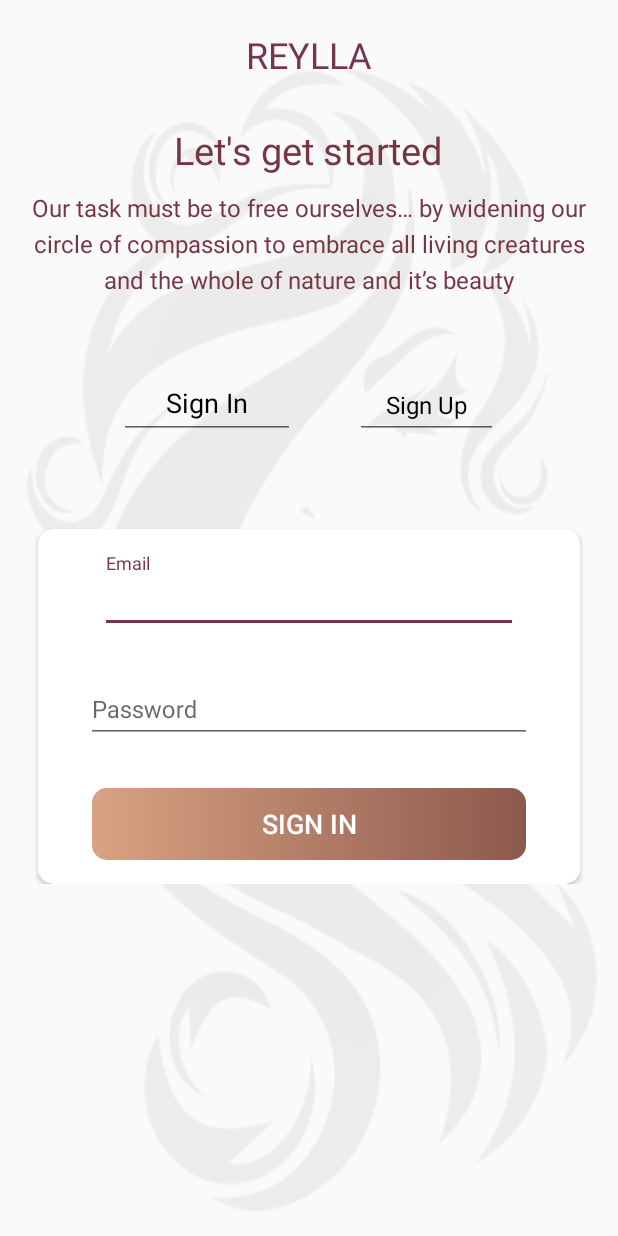
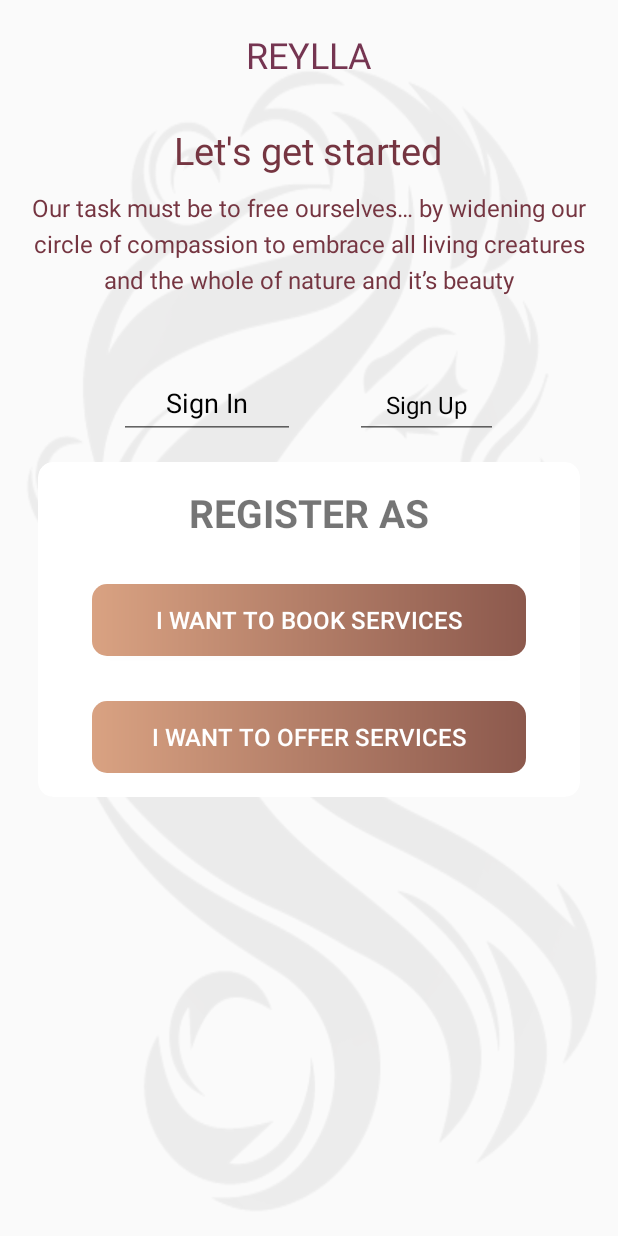
Before and after one commit to sklagat45/reylla, an Android app: the screen it shows after launch (IntroActivity), on a phone screen of 412 x 824 dp. Run offline under Robolectric (Android 15) with nearby library versions, the phone set to English and light mode, and no system bars; our stand-ins replace Firebase (no records; nobody signed in at launch, a user with empty details on screens opened directly); 2 statements that could not run were skipped.

Commit message:
config registration

```diff
--- a/app/src/main/java/com/sklagat46/reylla/activities/BaseActivity.kt
+++ b/app/src/main/java/com/sklagat46/reylla/activities/BaseActivity.kt
@@ -56,14 +56,12 @@ open class BaseActivity : AppCompatActivity() {
             super.onBackPressed()
             return
         }
-
         this.doubleBackToExitPressedOnce = true
         Toast.makeText(
                 this,
                 resources.getString(R.string.please_click_back_again_to_exit),
                 Toast.LENGTH_SHORT
         ).show()
-
         Handler().postDelayed({ doubleBackToExitPressedOnce = false }, 2000)
     }
 
--- a/app/src/main/res/layout/activity_intro.xml
+++ b/app/src/main/res/layout/activity_intro.xml
@@ -72,7 +72,7 @@
                 android:layout_gravity="center"
                 android:layout_marginStart="20dp"
                 android:layout_marginEnd="20dp"
-                android:focusable="false"
+                android:focusable="true"
                 android:clickable="true"
                 android:focusableInTouchMode="false"
                 android:foreground="?attr/selectableItemBackground"
@@ -107,71 +107,82 @@
             android:layout_height="wrap_content"
             android:orientation="vertical"
             android:gravity="center_horizontal">
-            <androidx.cardview.widget.CardView
-                android:layout_width="match_parent"
-                android:layout_height="wrap_content"
-                android:layout_marginStart="25dp"
-                android:layout_marginTop="60dp"
-                android:visibility="visible"
-                android:layout_marginEnd="25dp"
-                android:elevation="10dp"
-                app:cardCornerRadius="10dp">
+<!--            <androidx.cardview.widget.CardView-->
+<!--                android:layout_width="match_parent"-->
+<!--                android:layout_height="wrap_content"-->
+<!--                android:layout_marginStart="25dp"-->
+<!--                android:layout_marginTop="60dp"-->
+<!--                android:visibility="visible"-->
+<!--                android:layout_marginEnd="25dp"-->
+<!--                android:elevation="10dp"-->
+<!--                app:cardCornerRadius="10dp">-->
 
-                <LinearLayout
-                    android:layout_width="match_parent"
-                    android:layout_height="wrap_content"
-                    android:orientation="vertical"
-                    android:padding="16dp">
+<!--                <LinearLayout-->
+<!--                    android:layout_width="match_parent"-->
+<!--                    android:layout_height="wrap_content"-->
+<!--                    android:orientation="vertical"-->
+<!--                    android:padding="16dp">-->
 
-                    <com.google.android.material.textfield.TextInputLayout
-                        android:layout_width="match_parent"
-                        android:layout_height="wrap_content"
-                        android:layout_marginStart="25dp"
-                        android:layout_marginEnd="25dp">
+<!--                    <com.google.android.material.textfield.TextInputLayout-->
+<!--                        android:layout_width="match_parent"-->
+<!--                        android:layout_height="wrap_content"-->
+<!--                        android:layout_marginStart="25dp"-->
+<!--                        android:layout_marginEnd="25dp">-->
 
-                        <androidx.appcompat.widget.AppCompatEditText
-                            android:id="@+id/et_email"
-                            android:layout_width="match_parent"
-                            android:layout_height="wrap_content"
-                            android:hint="Email"
-                            android:inputType="textEmailAddress"
-                            android:textSize="16sp" />
-                    </com.google.android.material.textfield.TextInputLayout>
+<!--                        <androidx.appcompat.widget.AppCompatEditText-->
+<!--                            android:id="@+id/et_email"-->
+<!--                            android:layout_width="match_parent"-->
+<!--                            android:layout_height="wrap_content"-->
+<!--                            android:hint="Email"-->
+<!--                            android:inputType="textEmailAddress"-->
+<!--                            android:textSize="16sp" />-->
+<!--                    </com.google.android.material.textfield.TextInputLayout>-->
 
-                    <com.google.android.material.textfield.TextInputLayout
-                        android:layout_width="match_parent"
-                        android:layout_height="wrap_content"
-                        android:layout_marginStart="16dp"
-                        android:layout_marginTop="20dp"
-                        android:layout_marginEnd="16dp">
+<!--                    <com.google.android.material.textfield.TextInputLayout-->
+<!--                        android:layout_width="match_parent"-->
+<!--                        android:layout_height="wrap_content"-->
+<!--                        android:layout_marginStart="16dp"-->
+<!--                        android:layout_marginTop="20dp"-->
+<!--                        android:layout_marginEnd="16dp">-->
 
-                        <androidx.appcompat.widget.AppCompatEditText
-                            android:id="@+id/et_password"
-                            android:layout_width="match_parent"
-                            android:layout_height="wrap_content"
-                            android:hint="Password"
-                            android:inputType="textPassword"
-                            android:textSize="16sp" />
-                    </com.google.android.material.textfield.TextInputLayout>
+<!--                        <androidx.appcompat.widget.AppCompatEditText-->
+<!--                            android:id="@+id/et_password"-->
+<!--                            android:layout_width="match_parent"-->
+<!--                            android:layout_height="wrap_content"-->
+<!--                            android:hint="Password"-->
+<!--                            android:inputType="textPassword"-->
+<!--                            android:textSize="16sp" />-->
+<!--                    </com.google.android.material.textfield.TextInputLayout>-->
 
-                    <Button
-                        android:id="@+id/btn_sign_in"
-                        android:layout_width="match_parent"
-                        android:layout_height="wrap_content"
-                        android:layout_gravity="center"
-                        android:layout_marginStart="20dp"
-                        android:layout_marginTop="30dp"
-                        android:layout_marginEnd="20dp"
-                        android:background="@drawable/shape_button_rounded"
-                        android:foreground="?attr/selectableItemBackground"
-                        android:gravity="center"
-                        android:paddingTop="8dp"
-                        android:paddingBottom="8dp"
-                        android:text="Sign In"
-                        android:textColor="@android:color/white"
-                        android:textSize="18sp" />
-                </LinearLayout>
-            </androidx.cardview.widget.CardView>
+<!--                    <Button-->
+<!--                        android:id="@+id/btn_sign_in"-->
+<!--                        android:layout_width="match_parent"-->
+<!--                        android:layout_height="wrap_content"-->
+<!--                        android:layout_gravity="center"-->
+<!--                        android:layout_marginStart="20dp"-->
+<!--                        android:layout_marginTop="30dp"-->
+<!--                        android:layout_marginEnd="20dp"-->
+<!--                        android:background="@drawable/shape_button_rounded"-->
+<!--                        android:foreground="?attr/selectableItemBackground"-->
+<!--                        android:gravity="center"-->
+<!--                        android:paddingTop="8dp"-->
+<!--                        android:paddingBottom="8dp"-->
+<!--                        android:text="Sign In"-->
+<!--                        android:textColor="@android:color/white"-->
+<!--                        android:textSize="18sp" />-->
+
+<!--                    <TextView-->
+<!--                        android:layout_width="wrap_content"-->
+<!--                        android:layout_height="wrap_content"-->
+<!--                        android:id="@+id/forgotpass"-->
+<!--                        android:layout_gravity="center"-->
+<!--                        android:layout_marginStart="20dp"-->
+<!--                        android:clickable="true"-->
+<!--                        android:text="@string/forgot_password"-->
+<!--                        android:layout_marginTop="20dp"-->
+<!--                        android:focusable="true" />-->
+<!--                </LinearLayout>-->
+<!--            </androidx.cardview.widget.CardView>-->
 
             <androidx.cardview.widget.CardView
                 android:layout_width="match_parent"
@@ -181,7 +192,7 @@
                 android:layout_marginTop="15dp"
                 android:id="@+id/register_as_layout"
                 android:elevation="10dp"
-                android:visibility="gone"
+                android:visibility="visible"
                 app:cardCornerRadius="10dp">
 
             <LinearLayout
@@ -211,7 +222,7 @@
                     android:gravity="center"
                     android:paddingTop="8dp"
                     android:paddingBottom="8dp"
-                    android:text="I want to book services"
+                    android:text="@string/book_services"
                     android:textColor="@android:color/white"
                     android:textSize="16sp" />
 
--- a/app/src/main/res/values/strings.xml
+++ b/app/src/main/res/values/strings.xml
@@ -2,9 +2,11 @@
     <string name="app_name">REYLLA</string>
     <string name="please_wait">please wait</string>
     <string name="please_click_back_again_to_exit">double click the back button to  exit</string>
-    <string name="default_notification_channel_id">projemanag_notification_channel_id</string>
+    <string name="default_notification_channel_id">reylla_notification_channel_id</string>
     <string name="let_s_get_started">Let\'s get started</string>
     <string name="intro_description">Our task must be to free ourselves… by widening our circle of compassion to embrace all living creatures and the whole of nature and it’s beauty</string>
     <string name="sign_up">Sign Up</string>
     <string name="register_as">REGISTER AS</string>
+    <string name="forgot_password">Forgot Password</string>
+    <string name="book_services">I want to book services</string>
 </resources>
```
